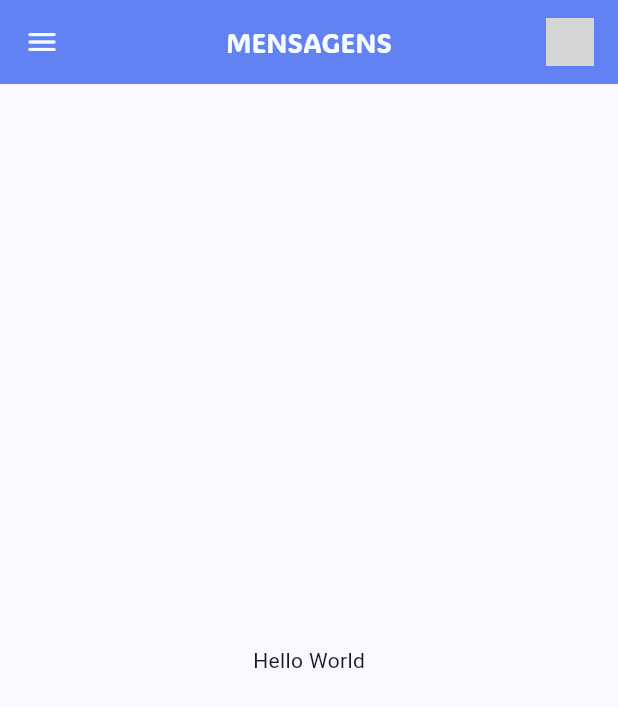
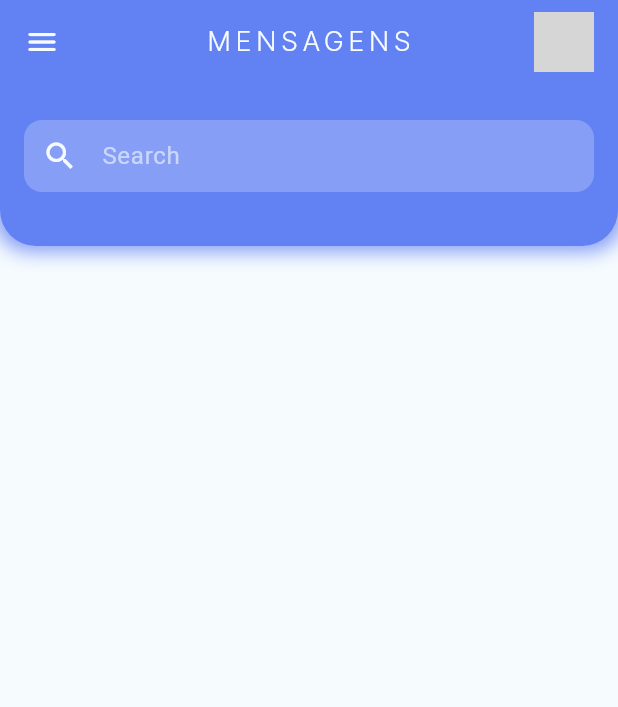
Before and after one commit to vickttor/contact_list_flutter_homework, a Flutter app: the screen it shows after launch, on a phone screen of 412 x 824 dp. Shown: the top 707 px of the screen. Run offline on Flutter 3.47's test engine with Material 2 defaults, Android fonts, the phone set to English and light mode, and no system bars; our stand-ins replace flutter_native_splash; network calls fail; statements that could not run were skipped; grey boxes are pictures that could not be loaded.

Commit message:
feat: :zap: created and styled the header of the application.

```diff
--- a/lib/screens/home/components/header.dart
+++ b/lib/screens/home/components/header.dart
@@ -10,26 +10,28 @@ PreferredSizeWidget header() {
       color: Color(whiteColor),
     ),
     // Title Centered
-    title: const Text(
-      "MENSAGENS",
+    title: Text(
+      "Mensagens".toUpperCase(),
     ),
     centerTitle: true,
     titleTextStyle: const TextStyle(
       color: Color(whiteColor),
       fontSize: 18,
-      fontFamily: "ADLaM Display",
+      fontFamily: "Inter",
+      fontWeight: FontWeight.w300,
+      letterSpacing: 3.0,
     ),
     elevation: 0,
     // Right Profile Photo
     actions: [
       Container(
-        margin: EdgeInsets.only(right: 16),
+        margin: const EdgeInsets.only(right: 16),
         child: ClipRRect(
           borderRadius: const BorderRadius.all(Radius.circular(8)),
           child: Image.network(
             "https://github.com/vickttorugo.png",
-            width: 32,
-            height: 32,
+            width: 40,
+            height: 40,
             fit: BoxFit.cover,
           ),
         ),
--- a/lib/screens/home/home.dart
+++ b/lib/screens/home/home.dart
@@ -1,3 +1,4 @@
+import "package:contacts/constants.dart";
 import "package:contacts/screens/home/components/header.dart";
 import "package:flutter/material.dart";
 
@@ -8,11 +9,60 @@ class HomeScreen extends StatelessWidget {
   Widget build(BuildContext context) {
     return Scaffold(
       appBar: header(),
-      body: Container(
-        padding: const EdgeInsets.all(16),
-        child: const Center(
-          child: Text("Hello World"),
-        ),
+      backgroundColor: const Color(whiteColor),
+      body: Column(
+        children: [
+          Container(
+            padding: const EdgeInsets.only(
+              top: 24,
+              right: 16,
+              left: 16,
+              bottom: 36,
+            ),
+            decoration: const BoxDecoration(
+              color: Color(primaryColor),
+              borderRadius: BorderRadius.only(
+                bottomLeft: Radius.circular(24),
+                bottomRight: Radius.circular(24),
+              ),
+              boxShadow: [
+                BoxShadow(
+                  spreadRadius: 4.0,
+                  blurRadius: 10.0,
+                  color: Color(secondaryColor),
+                )
+              ],
+            ),
+            child: const TextField(
+              autocorrect: true,
+              keyboardType: TextInputType.text,
+              cursorColor: Color(primaryColor),
+              style: TextStyle(
+                color: Color(whiteColor),
+              ),
+              decoration: InputDecoration(
+                alignLabelWithHint: true,
+                labelStyle: TextStyle(color: Color(whiteColor)),
+                floatingLabelStyle: TextStyle(color: Color(whiteColor)),
+                prefixIcon: Icon(Icons.search),
+                prefixIconColor: Color(whiteColor),
+                border: UnderlineInputBorder(
+                  borderSide: BorderSide.none,
+                  borderRadius: BorderRadius.all(
+                    Radius.circular(12),
+                  ),
+                ),
+                filled: true,
+                contentPadding: EdgeInsets.all(12),
+                hintText: "Search",
+                hintStyle: TextStyle(color: Color.fromARGB(154, 246, 251, 254)),
+                fillColor: Color(
+                  secondaryColor,
+                ),
+              ),
+            ),
+          )
+        ],
       ),
     );
   }
```
